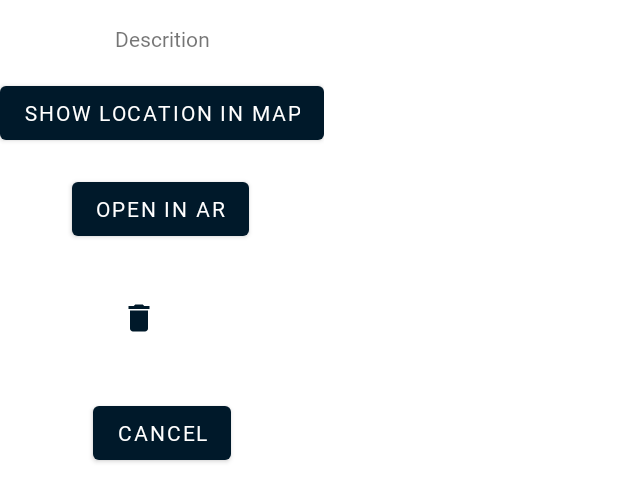
After one commit to TuomasB73/AR_VR_Map_App, an Android app: the layout map_actions_dialog.xml on its own in the app's theme, with its tools: preview values and no code run, on a phone screen of 412 x 824 dp. The commit adds this screen. Shown: the top 502 px of the screen. Run offline under Robolectric (Android 15) with nearby library versions, the phone set to English and light mode, and no system bars; network calls fail.

Commit message:
recyclerview map dialog

```diff
--- /dev/null
+++ b/app/src/main/res/layout/map_actions_dialog.xml
@@ -0,0 +1,64 @@
+<?xml version="1.0" encoding="utf-8"?>
+<androidx.constraintlayout.widget.ConstraintLayout xmlns:android="http://schemas.android.com/apk/res/android"
+    xmlns:app="http://schemas.android.com/apk/res-auto"
+    xmlns:tools="http://schemas.android.com/tools"
+    android:layout_width="wrap_content"
+    android:layout_height="wrap_content">
+
+    <com.google.android.material.button.MaterialButton
+        android:id="@+id/deleteSavedItemButton"
+        style="?attr/borderlessButtonStyle"
+        android:layout_width="70dp"
+        android:layout_height="65dp"
+        android:layout_marginTop="16dp"
+        app:icon="@drawable/ic_baseline_delete_24"
+        app:layout_constraintEnd_toEndOf="parent"
+        app:layout_constraintHorizontal_bias="0.498"
+        app:layout_constraintStart_toStartOf="parent"
+        app:layout_constraintTop_toBottomOf="@+id/openARbtn" />
+
+    <Button
+        android:id="@+id/openARbtn"
+        android:layout_width="wrap_content"
+        android:layout_height="0dp"
+        android:layout_marginTop="16dp"
+        android:text="Open in AR"
+        app:layout_constraintEnd_toEndOf="parent"
+        app:layout_constraintHorizontal_bias="0.488"
+        app:layout_constraintStart_toStartOf="parent"
+        app:layout_constraintTop_toBottomOf="@+id/openInMapBtn" />
+
+    <Button
+        android:id="@+id/openInMapBtn"
+        android:layout_width="wrap_content"
+        android:layout_height="wrap_content"
+        android:layout_marginTop="16dp"
+        android:text="Show location in map"
+        app:layout_constraintEnd_toEndOf="parent"
+        app:layout_constraintHorizontal_bias="0.497"
+        app:layout_constraintStart_toStartOf="parent"
+        app:layout_constraintTop_toBottomOf="@+id/mapDescriptionTextView" />
+
+    <TextView
+        android:id="@+id/mapDescriptionTextView"
+        android:layout_width="wrap_content"
+        android:layout_height="wrap_content"
+        android:layout_marginStart="16dp"
+        android:layout_marginTop="16dp"
+        android:layout_marginEnd="16dp"
+        android:text="Descrition"
+        app:layout_constraintEnd_toEndOf="parent"
+        app:layout_constraintStart_toStartOf="parent"
+        app:layout_constraintTop_toTopOf="parent" />
+
+    <Button
+        android:id="@+id/cancelButton"
+        android:layout_width="wrap_content"
+        android:layout_height="wrap_content"
+        android:layout_marginTop="20dp"
+        android:text="cancel"
+        app:layout_constraintEnd_toEndOf="parent"
+        app:layout_constraintStart_toStartOf="parent"
+        app:layout_constraintTop_toBottomOf="@+id/deleteSavedItemButton" />
+
+</androidx.constraintlayout.widget.ConstraintLayout>
--- a/app/src/main/res/layout/saved_ar_list_item.xml
+++ b/app/src/main/res/layout/saved_ar_list_item.xml
@@ -40,13 +40,13 @@
                     android:textAppearance="?attr/textAppearanceHeadline6"
                     tools:text="Item title" />
 
-                <com.google.android.material.button.MaterialButton
+<!--                <com.google.android.material.button.MaterialButton
                     android:id="@+id/deleteSavedItemButton"
                     style="?attr/borderlessButtonStyle"
                     android:layout_width="57dp"
                     android:layout_height="match_parent"
                     android:layout_marginEnd="8dp"
-                    app:icon="@drawable/ic_baseline_delete_24" />
+                    app:icon="@drawable/ic_baseline_delete_24" />-->
 
             </LinearLayout>
 
```
Also changed, not shown: app/src/main/java/com/virtualmapdevs/ar_vr_map/SavedItemAdapter.kt (+1 -7 lines), app/src/main/java/com/virtualmapdevs/ar_vr_map/fragments/SavedARScenesFragment.kt (+44 -10 lines).
